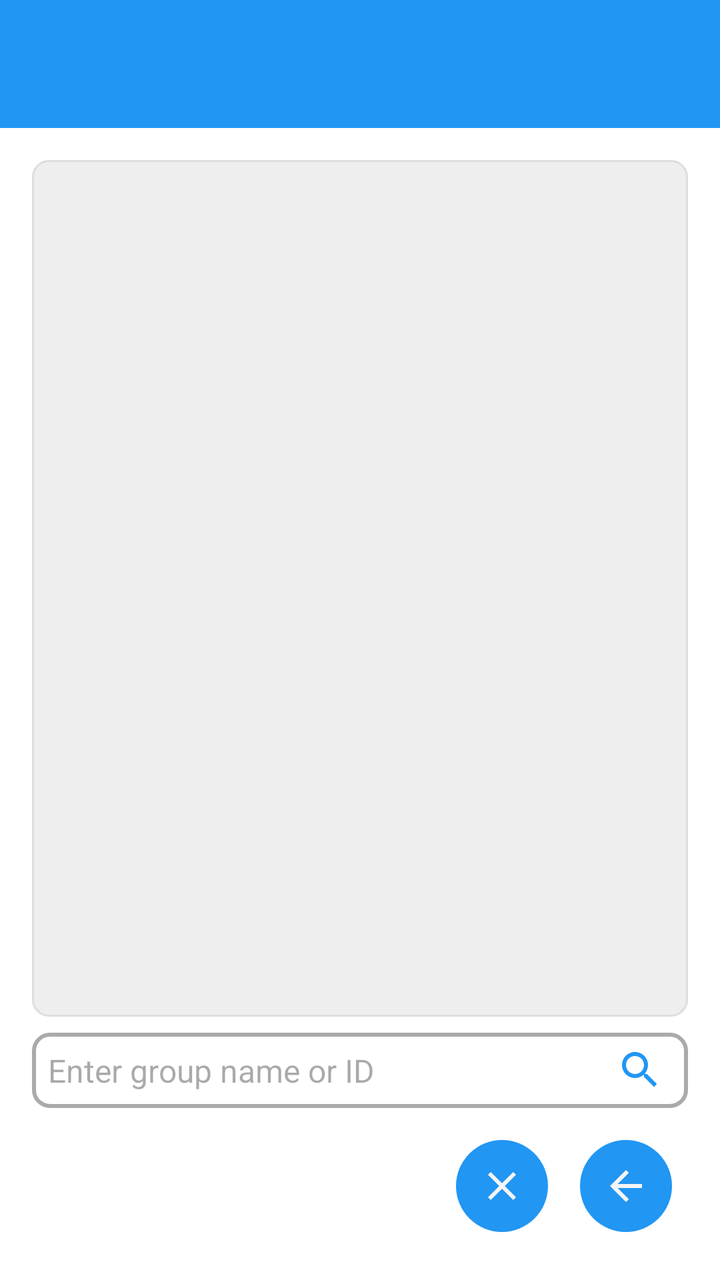
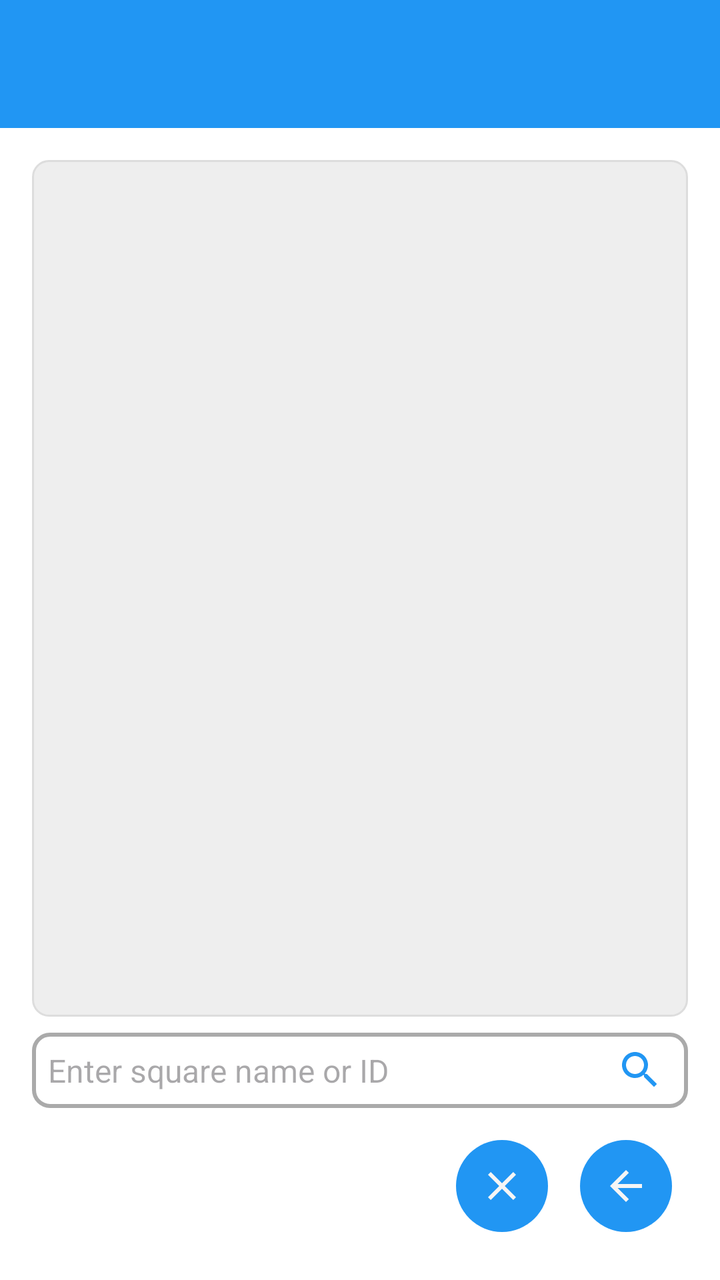

Before-and-after screenshots of an Android layout around one commit, followed by the original layout XML and the change that was made.
<!-- AndroidManifest.xml: application theme Theme.Freer -->
<!-- res/layout/activity_join_group.xml -->
<?xml version="1.0" encoding="utf-8"?>
<LinearLayout xmlns:android="http://schemas.android.com/apk/res/android"
    xmlns:app="http://schemas.android.com/apk/res-auto"
    android:layout_width="match_parent"
    android:layout_height="match_parent"
    android:orientation="vertical">

    <include layout="@layout/common_toolbar" />

    <LinearLayout
        android:layout_width="match_parent"
        android:layout_height="match_parent"
        android:orientation="vertical"
        android:padding="16dp">

        
        <ScrollView
            android:layout_width="match_parent"
            android:layout_height="0dp"
            android:layout_weight="1"
            android:layout_marginBottom="8dp"
            android:background="@drawable/bg_result_view"
            android:padding="8dp">

            <LinearLayout
                android:id="@+id/search_results_layout"
                android:layout_width="match_parent"
                android:layout_height="wrap_content"
                android:orientation="vertical" />

        </ScrollView>

        
        <LinearLayout
            android:layout_width="match_parent"
            android:layout_height="wrap_content"
            android:orientation="horizontal"
            android:layout_marginBottom="8dp"
            android:padding="4dp"
            android:background="@drawable/container_outline"
            android:gravity="center_vertical">

            <EditText
                android:id="@+id/search_edit_text"
                android:layout_width="0dp"
                android:layout_height="wrap_content"
                android:layout_weight="1"
                android:hint="@string/enter_group_name_or_id"
                android:background="@android:color/transparent"
                android:padding="4dp"
                android:textSize="16sp"
                android:inputType="text"
                android:imeOptions="actionSearch"
                android:singleLine="true" />

            <ImageView
                android:id="@+id/clear_search_icon"
                android:layout_width="24dp"
                android:layout_height="24dp"
                android:layout_marginStart="8dp"
                android:src="@drawable/ic_clear"
                android:background="?android:attr/selectableItemBackgroundBorderless"
                android:clickable="true"
                android:focusable="true"
                android:contentDescription="@string/clear"
                android:visibility="gone"
                app:tint="@color/accent" />

            <ImageView
                android:id="@+id/search_icon"
                android:layout_width="24dp"
                android:layout_height="24dp"
                android:layout_marginStart="8dp"
                android:layout_marginEnd="8dp"
                android:src="@drawable/ic_search"
                android:background="?android:attr/selectableItemBackgroundBorderless"
                android:clickable="true"
                android:focusable="true"
                android:contentDescription="@string/search"
                app:tint="@color/accent" />

        </LinearLayout>

        
        <LinearLayout
            android:layout_width="match_parent"
            android:layout_height="wrap_content"
            android:orientation="horizontal"
            android:gravity="end">

            <ImageButton
                android:id="@+id/clearButton"
                style="@style/ImageButtonStyle"
                android:src="@drawable/ic_clear"
                android:contentDescription="@string/clear" />

            <ImageButton
                android:id="@+id/back_button"
                style="@style/ImageButtonStyle"
                android:src="@drawable/ic_back"
                android:contentDescription="@string/back" />

        </LinearLayout>

    </LinearLayout>

</LinearLayout>
<!-- res/layout/common_toolbar.xml (included above) -->
<?xml version="1.0" encoding="utf-8"?>
<androidx.appcompat.widget.Toolbar xmlns:android="http://schemas.android.com/apk/res/android"
    xmlns:app="http://schemas.android.com/apk/res-auto"
    android:id="@+id/toolbar"
    android:layout_width="match_parent"
    android:layout_height="?attr/actionBarSize"
    android:background="@color/accent"
    android:theme="@style/ThemeOverlay.Freer.Toolbar">

    <LinearLayout
        android:id="@+id/toolbar_fid_container"
        android:layout_width="wrap_content"
        android:layout_height="match_parent"
        android:layout_gravity="end"
        android:orientation="horizontal"
        android:gravity="end|center_vertical"
        android:visibility="gone"
        android:clickable="true"
        android:focusable="true"
        android:paddingStart="8dp"
        android:paddingEnd="16dp"
        android:background="?android:attr/selectableItemBackground">

        <TextView
            android:id="@+id/toolbar_fid_text"
            android:layout_width="130dp"
            android:layout_height="wrap_content"
            android:textColor="@color/main_background"
            android:paddingStart="8dp"
            android:paddingEnd="4dp"
            android:textSize="14sp"
            android:maxLines="1"
            android:gravity="end"
            android:ellipsize="middle" />

        <ImageView
            android:id="@+id/toolbar_avatar"
            android:layout_width="42dp"
            android:layout_height="42dp"
            android:background="@color/accent"
            android:scaleType="centerCrop"
            android:contentDescription="@string/avatar" />

    </LinearLayout>

</androidx.appcompat.widget.Toolbar>
<!-- resources referenced by this layout -->
<resources>
  <color name="accent">#2196F3</color>
  <color name="main_background">#F5F5F5</color>
  <!-- drawable bg_result_view (drawable) -->
  <?xml version="1.0" encoding="utf-8"?>
  <shape xmlns:android="http://schemas.android.com/apk/res/android"
      android:shape="rectangle">
      <solid android:color="@color/background_light" />
      <stroke android:width="1dp" android:color="@color/stroke" />
      <corners android:radius="8dp" />
      <padding android:left="8dp" android:top="8dp" android:right="8dp" android:bottom="8dp" />
  </shape>
  <!-- drawable container_outline (drawable) -->
  <?xml version="1.0" encoding="utf-8"?>
  <shape xmlns:android="http://schemas.android.com/apk/res/android"
      android:shape="rectangle"
      >
      <solid android:color="#00000000" />
      <stroke
          android:width="2dp"
          android:color="@color/container_outline" />
      <corners android:radius="8dp" />
  </shape>
  <!-- drawable ic_back (drawable) -->
  <vector xmlns:android="http://schemas.android.com/apk/res/android"
      android:width="24dp"
      android:height="24dp"
      android:viewportWidth="960"
      android:viewportHeight="960">
    <path
        android:pathData="m313,520 l224,224 -57,56 -320,-320 320,-320 57,56 -224,224h487v80L313,520Z"
        android:fillColor="@color/main_background"/>
  </vector>
  <!-- drawable ic_clear (drawable) -->
  <?xml version="1.0" encoding="utf-8"?>
  <vector xmlns:android="http://schemas.android.com/apk/res/android"
      android:width="24dp"
      android:height="24dp"
      android:viewportWidth="24"
      android:viewportHeight="24"
      android:tint="@color/accent">
      <path
          android:fillColor="@color/text"
          android:pathData="M19,6.41L17.59,5 12,10.59 6.41,5 5,6.41 10.59,12 5,17.59 6.41,19 12,13.41 17.59,19 19,17.59 13.41,12z"/>
  </vector>
  <!-- drawable ic_search (drawable) -->
  <vector xmlns:android="http://schemas.android.com/apk/res/android"
      android:width="24dp"
      android:height="24dp"
      android:viewportWidth="24"
      android:viewportHeight="24"
      android:tint="?attr/colorOnSurface">
    <path
        android:fillColor="@android:color/white"
        android:pathData="M15.5,14h-0.79l-0.28,-0.27C15.41,12.59 16,11.11 16,9.5 16,5.91 13.09,3 9.5,3S3,5.91 3,9.5 5.91,16 9.5,16c1.61,0 3.09,-0.59 4.23,-1.57l0.27,0.28v0.79l5,4.99L20.49,19l-4.99,-5zM9.5,14C7.01,14 5,11.99 5,9.5S7.01,5 9.5,5 14,7.01 14,9.5 11.99,14 9.5,14z"/>
  </vector>
  <string name="avatar">Avatar</string>
  <string name="back">Back</string>
  <string name="clear">Clear</string>
  <string name="enter_group_name_or_id">Enter group name or ID</string>
  <string name="search">Search</string>
  <style name="ImageButtonStyle">
          <item name="android:layout_width">46dp</item>
          <item name="android:layout_height">46dp</item>
          <item name="android:layout_margin">8dp</item>
          <item name="android:background">@drawable/bg_round_accent</item>
          <item name="android:tint">@color/main_background</item>
          <item name="android:scaleType">centerInside</item>
          <item name="android:padding">8dp</item>
      </style>
  <style name="ThemeOverlay.Freer.Toolbar" parent="ThemeOverlay.AppCompat.ActionBar">
          <item name="android:textColorPrimary">@color/main_background</item>
          <item name="android:textColorSecondary">@color/main_background</item>
      </style>
  <style name="Theme.Freer" parent="Base.Theme.Freer" />
  <color name="background_light">#EEEEEE</color>
  <color name="stroke">#DDDDDD</color>
  <color name="container_outline">#AAAAAA</color>
  <color name="text">#000000</color>
  <!-- drawable bg_round_accent (drawable) -->
  <?xml version="1.0" encoding="utf-8"?>
  <shape xmlns:android="http://schemas.android.com/apk/res/android"
      android:shape="oval">
      <solid android:color="@color/accent" />
  </shape>
  <!-- unchanged entries left out for length: 1 -->
</resources>

<!-- the commit's change to res/layout/activity_join_group.xml (unified diff, before → after) -->
@@ -45,7 +45,7 @@
                 android:layout_width="0dp"
                 android:layout_height="wrap_content"
                 android:layout_weight="1"
-                android:hint="@string/enter_group_name_or_id"
+                android:hint="@string/enter_square_name_or_id"
                 android:background="@android:color/transparent"
                 android:padding="4dp"
                 android:textSize="16sp"
<!-- resource entries referenced after the edit -->
@@ -58,7 +58,7 @@
   <string name="avatar">Avatar</string>
   <string name="back">Back</string>
   <string name="clear">Clear</string>
-  <string name="enter_group_name_or_id">Enter group name or ID</string>
+  <string name="enter_square_name_or_id">Enter square name or ID</string>
   <string name="search">Search</string>
   <style name="ImageButtonStyle">
           <item name="android:layout_width">46dp</item>
